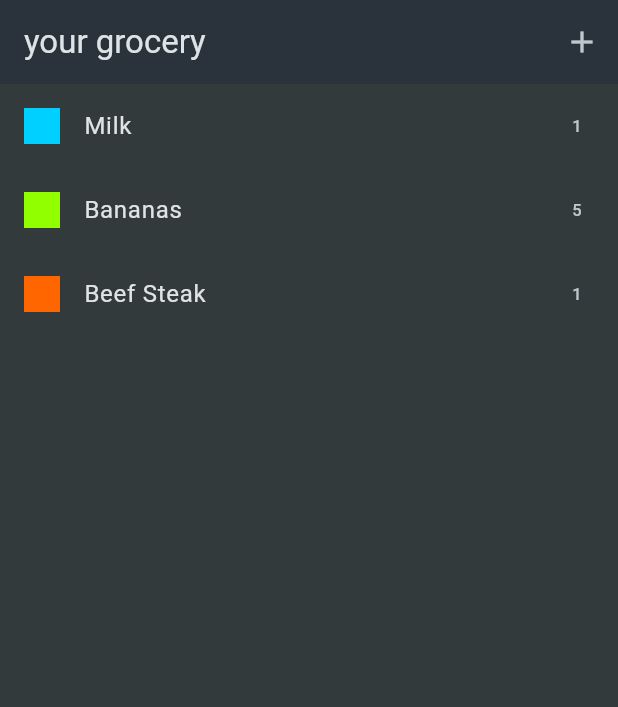
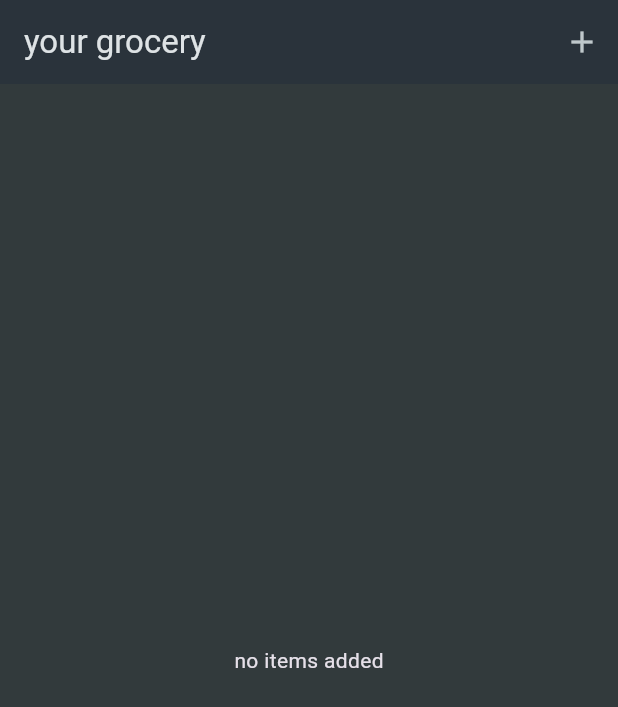
Before and after one commit to Kartik30R/shopping_list, a Flutter app: the screen it shows after launch, on a phone screen of 412 x 824 dp. Shown: the top 707 px of the screen. Run offline on Flutter 3.47's test engine with Material 3 defaults, Android fonts, the phone set to English and light mode, and no system bars; missing offline and left inert: dart:html.

Commit message:
basic structure done

```diff
--- a/lib/data/dummy_items.dart
+++ /dev/null
@@ -1,21 +0,0 @@
-import 'package:shopping_list/models/category.dart';
-import 'package:shopping_list/models/grocery_item.dart';
-import 'package:shopping_list/data/categories.dart';
-
-final  groceryItems = [
-  GroceryItem(
-      id: 'a',
-      name: 'Milk',
-      quantity: 1,
-      category:categories[Categories.dairy]!),
-  GroceryItem(
-      id: 'b',
-      name: 'Bananas',
-      quantity: 5,
-      category: categories[Categories.fruit]!),
-  GroceryItem(
-      id: 'c',
-      name: 'Beef Steak',
-      quantity: 1,
-      category: categories[Categories.meat]!),
-];
--- a/lib/widgets/grocery_list.dart
+++ b/lib/widgets/grocery_list.dart
@@ -1,6 +1,7 @@
 import 'package:flutter/material.dart';
-import 'package:shopping_list/data/dummy_items.dart';
+import 'package:shopping_list/models/grocery_item.dart';
 import 'package:shopping_list/widgets/new_item.dart';
+
 
 class GroceryList extends StatefulWidget {
   const GroceryList({super.key});
@@ -10,29 +11,54 @@ class GroceryList extends StatefulWidget {
 }
 
 class _GroceryListState extends State<GroceryList> {
-  void _addItem() {
-    Navigator.of(context)
-        .push(MaterialPageRoute(builder: (ctx) => const NewItem()));
+  final List<GroceryItem> _groceryItem = [];
+
+  void _addItem()  async {
+    final newItem = await Navigator.of(context).push<GroceryItem>(MaterialPageRoute(builder: (ctx) => const NewItem()));
+
+
+        if(newItem ==null){
+          return;
+        }
+
+        setState(() {
+          return _groceryItem.add(newItem);
+        });
+
+
   }
+  void _removedItem(GroceryItem item){
+            setState(() {
+              _groceryItem.remove(item);
+            });
+        }
+
 
   @override
   Widget build(BuildContext context) {
+    Widget content = const Center(child: Text('no items added'),);
+
+    if(_groceryItem.isNotEmpty){content= ListView.builder(
+          itemCount: _groceryItem.length,
+          itemBuilder: (ctx, index) => Dismissible(
+           onDismissed: (direction){_removedItem(_groceryItem[index]);},
+            key: ValueKey(_groceryItem[index].id),
+            child: ListTile(
+                  title: Text(_groceryItem[index].name),
+                  leading: Container(
+                    height: 24,
+                    width: 24,
+                    color: _groceryItem[index].category.color,
+                  ),
+                  trailing: Text(_groceryItem[index].quantity.toString()),
+                ),
+          ));}
     return Scaffold(
       appBar: AppBar(
-        title: Text('your grocery'),
-        actions: [IconButton(onPressed: _addItem, icon: Icon(Icons.add))],
+        title: const Text('your grocery'),
+        actions: [IconButton(onPressed: _addItem, icon: const Icon(Icons.add))],
       ),
-      body: ListView.builder(
-          itemCount: groceryItems.length,
-          itemBuilder: (ctx, index) => ListTile(
-                title: Text(groceryItems[index].name),
-                leading: Container(
-                  height: 24,
-                  width: 24,
-                  color: groceryItems[index].category.color,
-                ),
-                trailing: Text(groceryItems[index].quantity.toString()),
-              )),
+      body:content
     );
   }
 }
--- a/pubspec.yaml
+++ b/pubspec.yaml
@@ -35,6 +35,7 @@ dependencies:
   # The following adds the Cupertino Icons font to your application.
   # Use with the CupertinoIcons class for iOS style icons.
   cupertino_icons: ^1.0.2
+  http: ^1.1.2
 
 dev_dependencies:
   flutter_test:
```
Also changed, not shown: lib/widgets/new_item.dart (+30 -4 lines), pubspec.lock.
